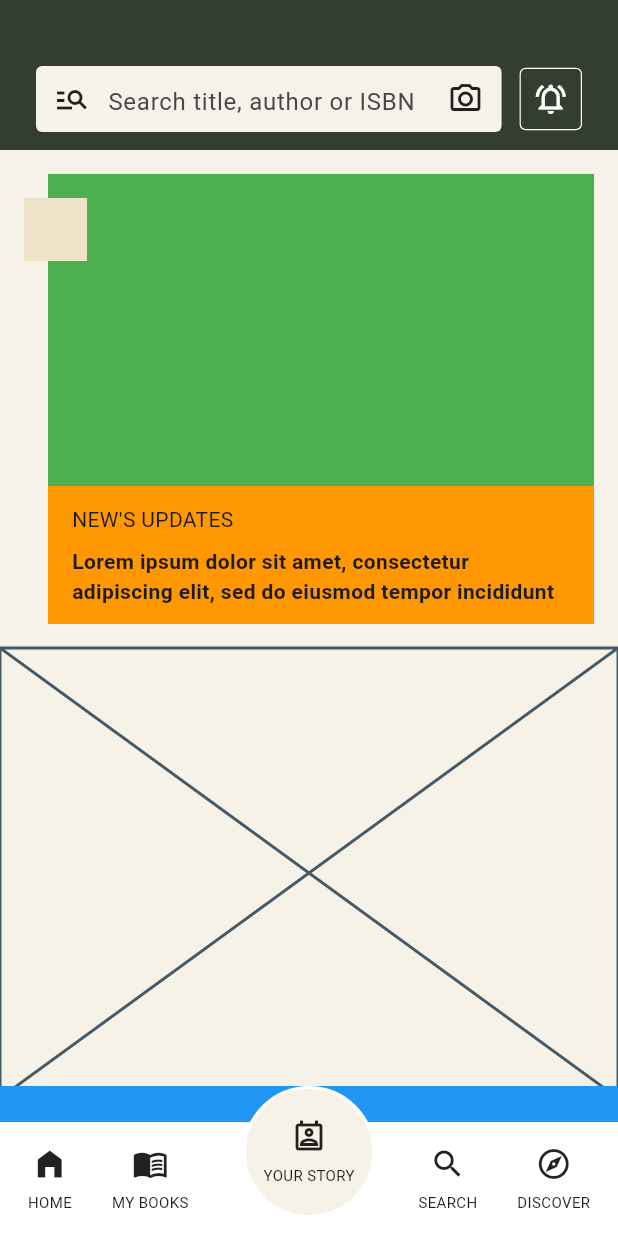
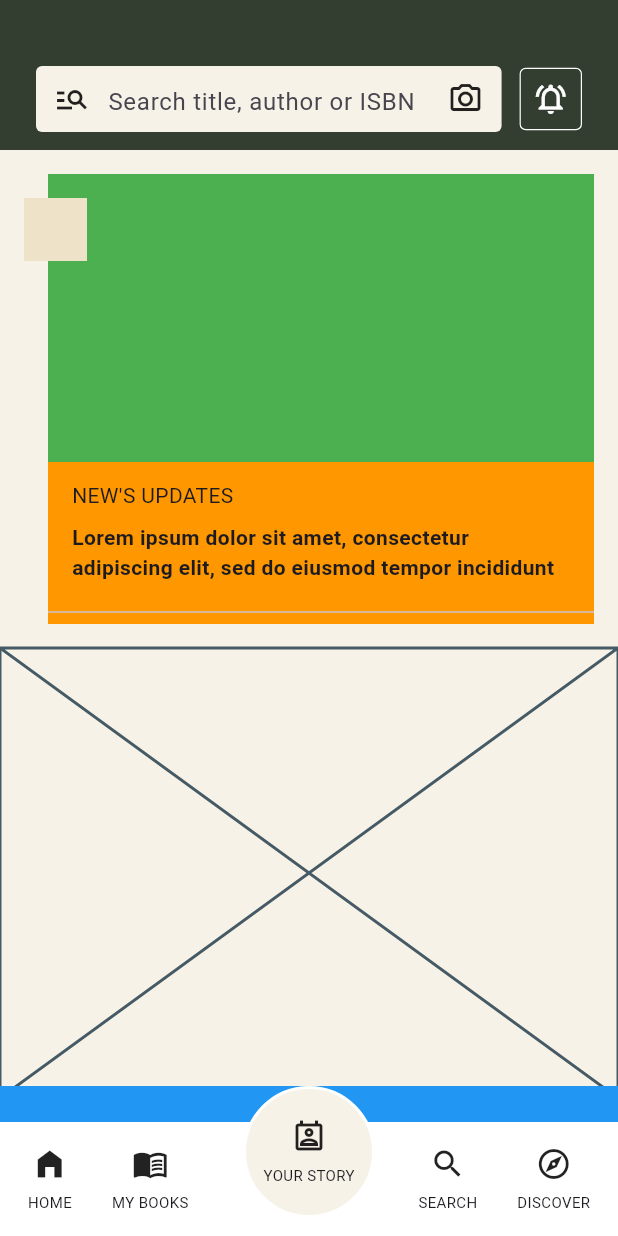
Before and after one commit to JAICHANGPARK/flutter_notebook_chapter_43, a Flutter app: the NewsFeedHomePage screen opened directly, on a phone screen of 412 x 824 dp. Run offline on Flutter 3.47's test engine with Material 3 defaults, Android fonts, the phone set to English and light mode, and no system bars; our stand-ins replace gap, hugeicons.

Commit message:
Update news_feed_home_page.dart

```diff
--- a/lib/ep2163_newsfeed_app/views/news_feed_home_page.dart
+++ b/lib/ep2163_newsfeed_app/views/news_feed_home_page.dart
@@ -122,7 +122,14 @@ class _NewsFeedHomePageState extends State<NewsFeedHomePage> {
                                           ],
                                         ),
                                       ),
-
+                                      Divider(),
+                                      Row(
+                                        children: [
+                                          Expanded(
+                                            child: Row(),
+                                          ),
+                                        ],
+                                      )
                                     ],
                                   ),
                                 ),
```
